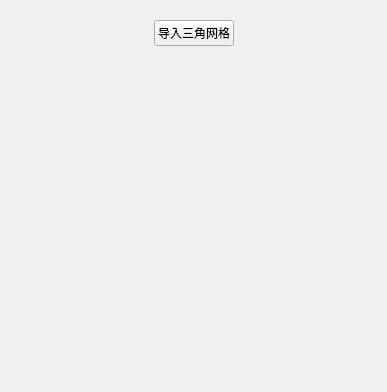
The window that WidgetUi/VectorDieldDriven_SurfaceMesh.ui (Jarvis-Chiang/ProLab) describes before a commit, drawn with Qt 5.
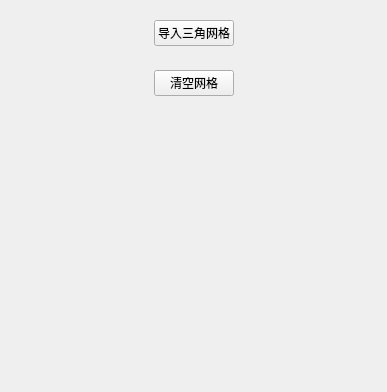
The same window after the commit.

Diff of the .ui file:
```diff
--- a/WidgetUi/VectorDieldDriven_SurfaceMesh.ui
+++ b/WidgetUi/VectorDieldDriven_SurfaceMesh.ui
@@ -53,6 +53,45 @@
      </layout>
     </widget>
    </item>
+   <item>
+    <widget class="QWidget" name="widget_2" native="true">
+     <layout class="QHBoxLayout" name="horizontalLayout_2">
+      <item>
+       <spacer name="horizontalSpacer_3">
+        <property name="orientation">
+         <enum>Qt::Horizontal</enum>
+        </property>
+        <property name="sizeHint" stdset="0">
+         <size>
+          <width>40</width>
+          <height>20</height>
+         </size>
+        </property>
+       </spacer>
+      </item>
+      <item>
+       <widget class="QPushButton" name="pushButton_clear">
+        <property name="text">
+         <string>清空网格</string>
+        </property>
+       </widget>
+      </item>
+      <item>
+       <spacer name="horizontalSpacer_4">
+        <property name="orientation">
+         <enum>Qt::Horizontal</enum>
+        </property>
+        <property name="sizeHint" stdset="0">
+         <size>
+          <width>40</width>
+          <height>20</height>
+         </size>
+        </property>
+       </spacer>
+      </item>
+     </layout>
+    </widget>
+   </item>
    <item>
     <spacer name="verticalSpacer">
      <property name="orientation">
```
